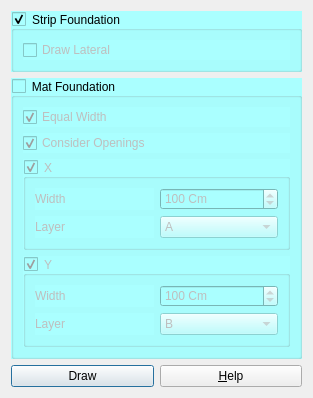
Old version of the form safe/punch/Resources/ui/draw_automatic_strip.ui in the repository ebrahimraeyat/OSAFE.
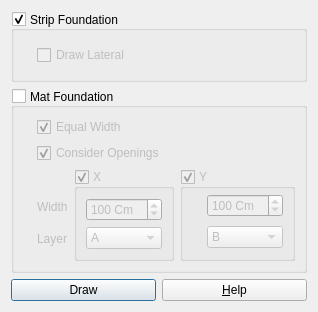
New version of the form. Icons and pictures are not drawn.

Diff of the .ui file:
```diff
--- a/safe/punch/Resources/ui/draw_automatic_strip.ui
+++ b/safe/punch/Resources/ui/draw_automatic_strip.ui
@@ -6,8 +6,8 @@
    <rect>
     <x>0</x>
     <y>0</y>
-    <width>313</width>
-    <height>398</height>
+    <width>308</width>
+    <height>312</height>
    </rect>
   </property>
   <property name="windowTitle">
@@ -20,12 +20,15 @@
   <layout class="QVBoxLayout" name="verticalLayout">
    <item>
     <widget class="QGroupBox" name="strip_foundation">
-     <property name="styleSheet">
-      <string notr="true">background-color: rgb(170, 255, 255);</string>
-     </property>
      <property name="title">
       <string>Strip Foundation</string>
      </property>
+     <property name="alignment">
+      <set>Qt::AlignLeading|Qt::AlignLeft|Qt::AlignVCenter</set>
+     </property>
+     <property name="flat">
+      <bool>false</bool>
+     </property>
      <property name="checkable">
       <bool>true</bool>
      </property>
@@ -33,6 +36,12 @@
       <bool>true</bool>
      </property>
      <layout class="QVBoxLayout" name="verticalLayout_3">
+      <property name="spacing">
+       <number>7</number>
+      </property>
+      <property name="leftMargin">
+       <number>23</number>
+      </property>
       <item>
        <widget class="QCheckBox" name="checkBox">
         <property name="enabled">
@@ -48,12 +57,12 @@
    </item>
    <item>
     <widget class="QGroupBox" name="mat_foundation">
-     <property name="styleSheet">
-      <string notr="true">background-color: rgb(170, 255, 255);</string>
-     </property>
      <property name="title">
       <string>Mat Foundation</string>
      </property>
+     <property name="alignment">
+      <set>Qt::AlignLeading|Qt::AlignLeft|Qt::AlignVCenter</set>
+     </property>
      <property name="flat">
       <bool>false</bool>
      </property>
@@ -63,7 +72,10 @@
      <property name="checked">
       <bool>false</bool>
      </property>
-     <layout class="QVBoxLayout" name="verticalLayout_2">
+     <layout class="QVBoxLayout" name="verticalLayout_6">
+      <property name="leftMargin">
+       <number>23</number>
+      </property>
       <item>
        <widget class="QCheckBox" name="equal">
         <property name="text">
@@ -85,25 +97,44 @@
        </widget>
       </item>
       <item>
+       <layout class="QHBoxLayout" name="horizontalLayout_2">
+        <item>
+         <layout class="QVBoxLayout" name="verticalLayout_5">
+          <property name="topMargin">
+           <number>24</number>
+          </property>
+          <property name="bottomMargin">
+           <number>9</number>
+          </property>
+          <item>
+           <widget class="QLabel" name="label">
+            <property name="text">
+             <string>Width</string>
+            </property>
+           </widget>
+          </item>
+          <item>
+           <widget class="QLabel" name="label_2">
+            <property name="text">
+             <string>Layer</string>
+            </property>
+           </widget>
+          </item>
+         </layout>
+        </item>
+        <item>
        <widget class="QGroupBox" name="x_strips">
         <property name="title">
          <string>X</string>
         </property>
         <property name="flat">
-         <bool>true</bool>
+           <bool>false</bool>
         </property>
         <property name="checkable">
          <bool>true</bool>
         </property>
-        <layout class="QGridLayout" name="gridLayout">
-         <item row="0" column="0">
-          <widget class="QLabel" name="label">
-           <property name="text">
-            <string>Width</string>
-           </property>
-          </widget>
-         </item>
-         <item row="0" column="1">
+          <layout class="QVBoxLayout" name="verticalLayout_2">
+           <item>
           <widget class="QDoubleSpinBox" name="x_width">
            <property name="suffix">
             <string> Cm</string>
@@ -125,14 +156,7 @@
            </property>
           </widget>
          </item>
-         <item row="1" column="0">
-          <widget class="QLabel" name="label_2">
-           <property name="text">
-            <string>Layer</string>
-           </property>
-          </widget>
-         </item>
-         <item row="1" column="1">
+           <item>
           <widget class="QComboBox" name="x_layer_name">
            <item>
             <property name="text">
@@ -160,20 +184,22 @@
          <string>Y</string>
         </property>
         <property name="flat">
-         <bool>true</bool>
+           <bool>false</bool>
         </property>
         <property name="checkable">
          <bool>true</bool>
         </property>
-        <layout class="QGridLayout" name="gridLayout_2">
-         <item row="0" column="0">
-          <widget class="QLabel" name="label_3">
-           <property name="text">
-            <string>Width</string>
+          <layout class="QVBoxLayout" name="verticalLayout_4">
+           <property name="leftMargin">
+            <number>24</number>
            </property>
-          </widget>
-         </item>
-         <item row="0" column="1">
+           <property name="topMargin">
+            <number>2</number>
+           </property>
+           <property name="bottomMargin">
+            <number>6</number>
+           </property>
+           <item>
           <widget class="QDoubleSpinBox" name="y_width">
            <property name="suffix">
             <string> Cm</string>
@@ -195,14 +221,7 @@
            </property>
           </widget>
          </item>
-         <item row="1" column="0">
-          <widget class="QLabel" name="label_4">
-           <property name="text">
-            <string>Layer</string>
-           </property>
-          </widget>
-         </item>
-         <item row="1" column="1">
+           <item>
           <widget class="QComboBox" name="y_layer_name">
            <property name="currentIndex">
             <number>1</number>
@@ -226,6 +245,8 @@
          </item>
         </layout>
        </widget>
+        </item>
+       </layout>
       </item>
      </layout>
     </widget>
```
Lines whose indentation alone changed are shown as unchanged.
